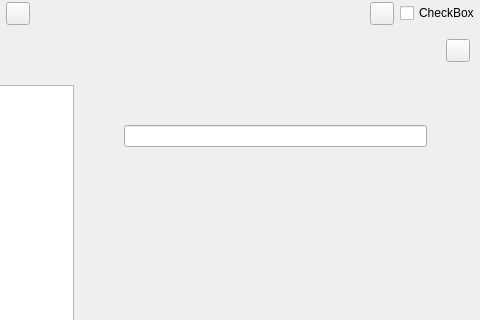
This is ui/world_building_view.ui in zkovari/plotlyst as Qt 5 draws it before an edit; both pictures show x 457 to 937 and y 0 to 320 of the 937 by 659 pixel window. The edited form follows.
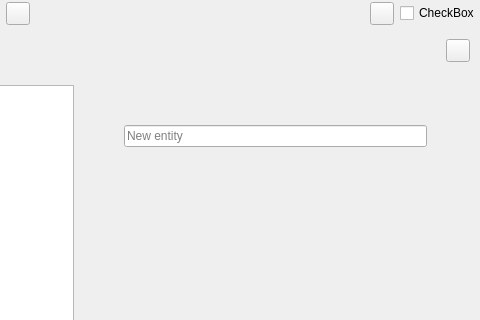
This is the edited form. The open tabs and pages were chosen to show the change. Custom widgets are drawn as their Qt base class.

The edit to the form file:
```diff
--- a/ui/world_building_view.ui
+++ b/ui/world_building_view.ui
@@ -460,8 +460,8 @@
                <rect>
                 <x>0</x>
                 <y>0</y>
-                <width>108</width>
-                <height>122</height>
+                <width>402</width>
+                <height>589</height>
                </rect>
               </property>
               <property name="sizePolicy">
@@ -538,7 +538,11 @@
                       <number>10</number>
                      </property>
                      <item>
-                      <widget class="QLineEdit" name="lineName"/>
+                      <widget class="QLineEdit" name="lineName">
+                       <property name="placeholderText">
+                        <string>New entity</string>
+                       </property>
+                      </widget>
                      </item>
                     </layout>
                    </widget>
```
Left out of the diff: 6 changed lines with no effect on the pictures.
